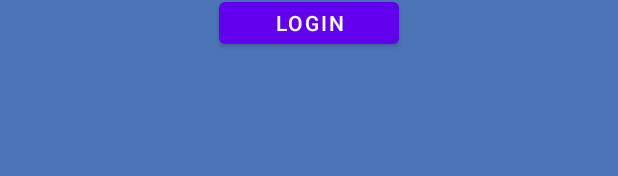
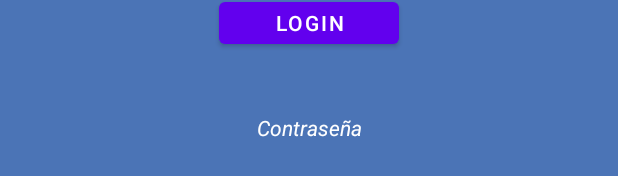
Before and after one commit to BD-maker/webviewTest, an Android app: the layout fragment_login.xml on its own in the app's theme, with its tools: preview values and no code run, on a phone screen of 412 x 824 dp. Shown: the part 728-904 px from the top of the screen. Run offline under Robolectric (Android 15) with nearby library versions, the phone set to English and light mode, and no system bars.

Commit message:
se detecta cuando no se inicia sesion

```diff
--- a/app/build.gradle
+++ b/app/build.gradle
@@ -4,6 +4,7 @@ plugins {
     id "androidx.navigation.safeargs.kotlin"
     id 'kotlin-kapt'
     id 'kotlin-parcelize'
+
 }
 
 android {
--- a/app/src/main/java/com/example/webviewtest/App.kt
+++ b/app/src/main/java/com/example/webviewtest/App.kt
@@ -22,6 +22,7 @@ class App : Application() {
     companion object {
         const val baseAPIUrl = "https://proflota.com/"
         const val webViewUrl = "https://proflota.com/"
+        const val webViewUrlHome = "https://proflota.com/home"
         const val cookieStoreName = "myCookies"
         const val username = "userdemo"
 
--- a/app/src/main/res/layout/fragment_login.xml
+++ b/app/src/main/res/layout/fragment_login.xml
@@ -73,4 +73,17 @@
         android:text="Login"
         />
 
+    <TextView
+        android:id="@+id/tvMessage"
+        android:layout_marginTop="40dp"
+        android:layout_width="wrap_content"
+        android:layout_height="wrap_content"
+        android:textColor="@color/white"
+        tools:text="Contraseña"
+        android:textSize="14dp"
+        android:textStyle="italic"
+        app:layout_constraintTop_toBottomOf="@id/btnLogin"
+        app:layout_constraintStart_toStartOf="parent"
+        app:layout_constraintEnd_toEndOf="parent"/>
+
 </androidx.constraintlayout.widget.ConstraintLayout>
--- a/app/src/main/res/layout/fragment_web.xml
+++ b/app/src/main/res/layout/fragment_web.xml
@@ -4,7 +4,8 @@
     android:layout_width="match_parent"
     android:layout_height="match_parent"
     xmlns:app="http://schemas.android.com/apk/res-auto"
-    tools:context=".WebFragment">
+    tools:context=".WebFragment"
+    android:background="@color/azul_back">
 
 
     <ProgressBar
@@ -21,6 +22,7 @@
         android:id="@+id/wvWeb"
         android:layout_width="match_parent"
         android:layout_height="0dp"
+        android:visibility="invisible"
         app:layout_constraintBottom_toBottomOf="parent"
         app:layout_constraintTop_toTopOf="parent"
         app:layout_constraintStart_toStartOf="parent"
--- a/app/src/main/res/navigation/navigation_graph.xml
+++ b/app/src/main/res/navigation/navigation_graph.xml
@@ -13,6 +13,10 @@
         <action
             android:id="@+id/action_loginFragment_to_webFragment"
             app:destination="@id/webFragment" />
+        <argument
+            android:name="message"
+            app:argType="string"
+            android:defaultValue="none" />
     </fragment>
     <fragment
         android:id="@+id/webFragment"
--- a/build.gradle
+++ b/build.gradle
@@ -9,7 +9,7 @@ buildscript {
         classpath "com.android.tools.build:gradle:4.1.3"
         classpath "org.jetbrains.kotlin:kotlin-gradle-plugin:$kotlin_version"
         classpath("androidx.navigation:navigation-safe-args-gradle-plugin:2.3.5")
-
+        classpath "androidx.navigation:navigation-safe-args-gradle-plugin:2.1.0-rc01"
         // NOTE: Do not place your application dependencies here; they belong
         // in the individual module build.gradle files
     }
```
Also changed, not shown: app/src/main/java/com/example/webviewtest/LoginFragment.kt (+8 -1 lines), app/src/main/java/com/example/webviewtest/WebFragment.kt (+17 -6 lines).
